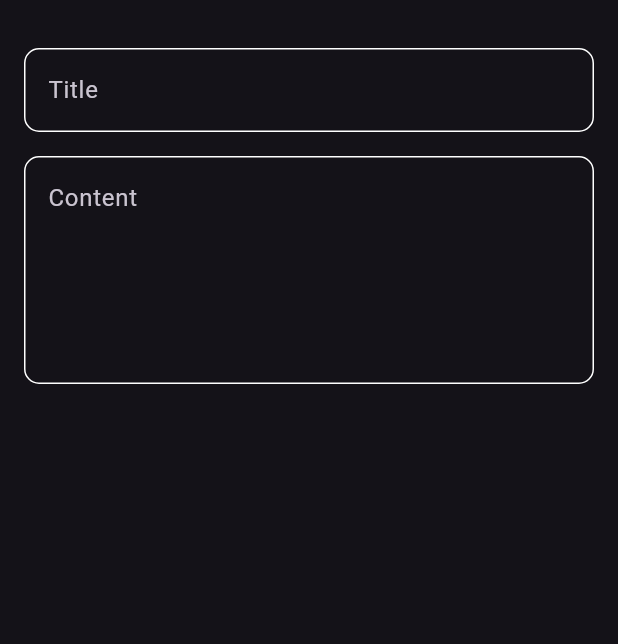
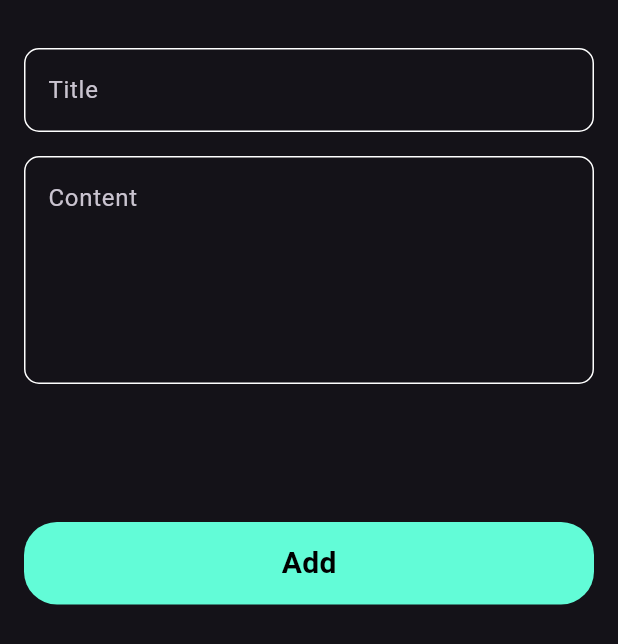
Before and after one commit to AyaHassan55/notes-app, a Flutter app: the AddNoteBottomSheet widget shown alone on an empty page, opened directly, on a phone screen of 412 x 824 dp. Shown: the top 644 px of the screen. Run offline on Flutter 3.47's test engine with Material 3 defaults, Android fonts, the phone set to English and light mode, and no system bars.

Commit message:
custom button

```diff
--- a/lib/widgets/add_note_show_bottom_sheet.dart
+++ b/lib/widgets/add_note_show_bottom_sheet.dart
@@ -1,5 +1,8 @@
 import 'package:flutter/material.dart';
 import 'package:notes_app/widgets/custom_text_field.dart';
+
+import '../constants.dart';
+import 'custom_button.dart';
 
 class AddNoteBottomSheet extends StatelessWidget {
   const AddNoteBottomSheet({super.key});
@@ -19,6 +22,8 @@ class AddNoteBottomSheet extends StatelessWidget {
               hint:"Content",
               maxLines: 5,
           ),
+          SizedBox(height: 92,),
+          CustomButton(),
 
         ],
       ),
--- /dev/null
+++ b/lib/widgets/custom_button.dart
@@ -0,0 +1,22 @@
+import 'package:flutter/material.dart';
+
+import '../constants.dart';
+
+class CustomButton extends StatelessWidget {
+  const CustomButton({super.key});
+
+  @override
+  Widget build(BuildContext context) {
+    return Container(
+      width: MediaQuery.of(context).size.width,
+      height: 55,
+      decoration: BoxDecoration(
+        borderRadius: BorderRadius.circular(22),
+        color: primaryColor,
+      ),
+      child:const Center(child: Text('Add',style: TextStyle(color: Colors.black,
+      fontSize: 20,fontWeight: FontWeight.bold),)),
+
+    );
+  }
+}
```
